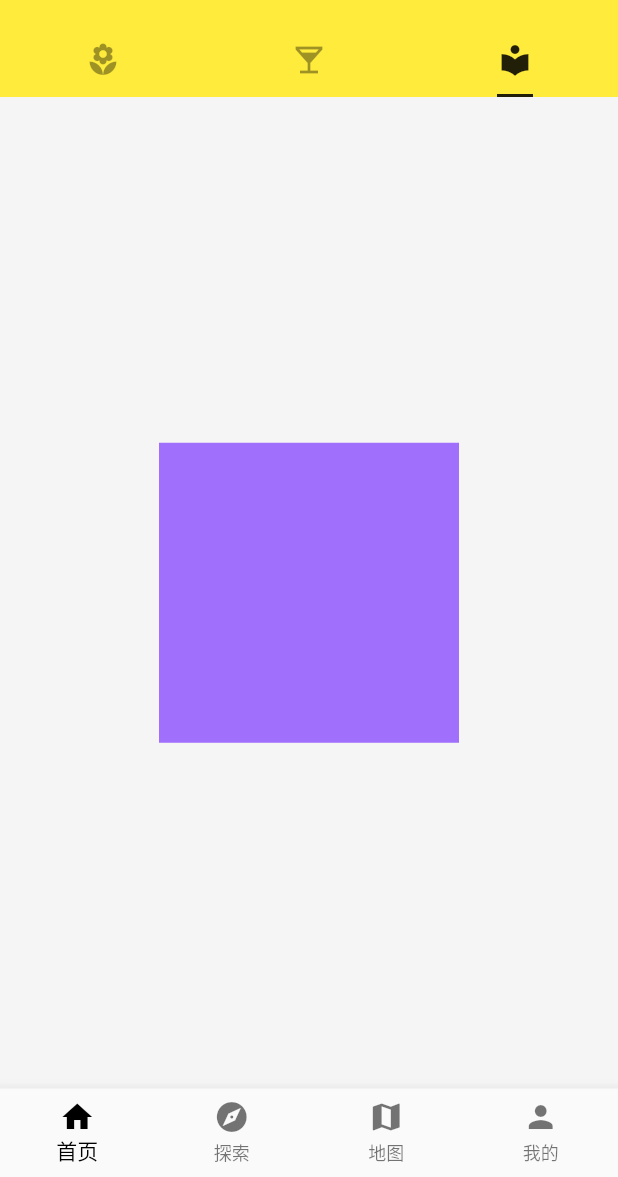
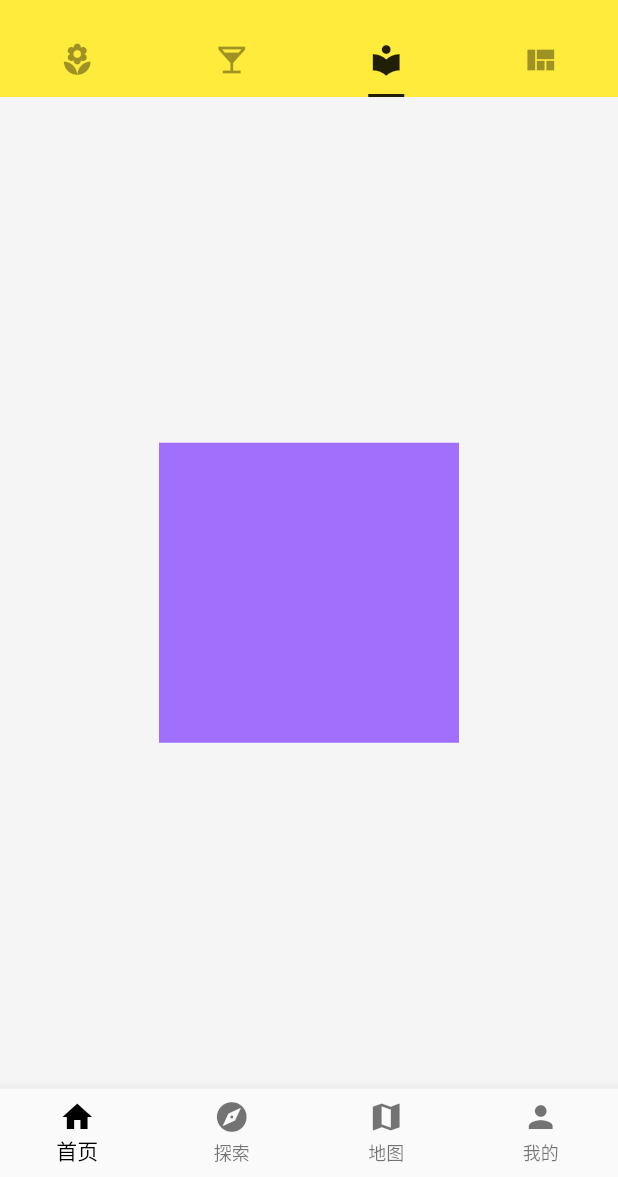
Before and after one commit to vantch/vantch-flutter, a Flutter app: the screen it shows after launch, tab 3 chosen, on a phone screen of 412 x 824 dp, the part 59-1236 px from its top. Run offline on Flutter 3.47's test engine with Material 2 defaults, Android fonts, the phone set to English and light mode, and no system bars; network calls fail.

Commit message:
创建页面视图 pageview

```diff
--- a/lib/main.dart
+++ b/lib/main.dart
@@ -4,6 +4,7 @@ import './demo/bottom_navigation_bar_demo.dart';
 import './demo/listview_demo.dart';
 import './demo/basic_demo.dart';
 import './demo/layout_demo.dart';
+import './demo/view_demo.dart';
 
 void main() => runApp(MyApp());
 
@@ -26,7 +27,7 @@ class Home extends StatelessWidget {
   @override
   Widget build(BuildContext context) {
     return DefaultTabController(
-      length: 3,
+      length: 4,
       child: Scaffold(
         backgroundColor: Colors.grey[100],
         appBar: AppBar(
@@ -48,6 +49,8 @@ class Home extends StatelessWidget {
               Tab(icon: Icon(Icons.local_florist)),
               Tab(icon: Icon(Icons.local_bar)),
               Tab(icon: Icon(Icons.local_library)),
+              Tab(icon: Icon(Icons.view_quilt)),
+
             ],
           ),
         ),
@@ -58,6 +61,7 @@ class Home extends StatelessWidget {
             BasicDemo(),
             // Icon(Icons.local_library, size: 138.0, color: Colors.black12),
             LayoutDemo(),
+            ViewDemo(),
           ],
         ),
         drawer: DrawerDemo(),
```
Also changed, not shown: lib/demo/view_demo.dart (added, +36 -0 lines), 1 other file.
